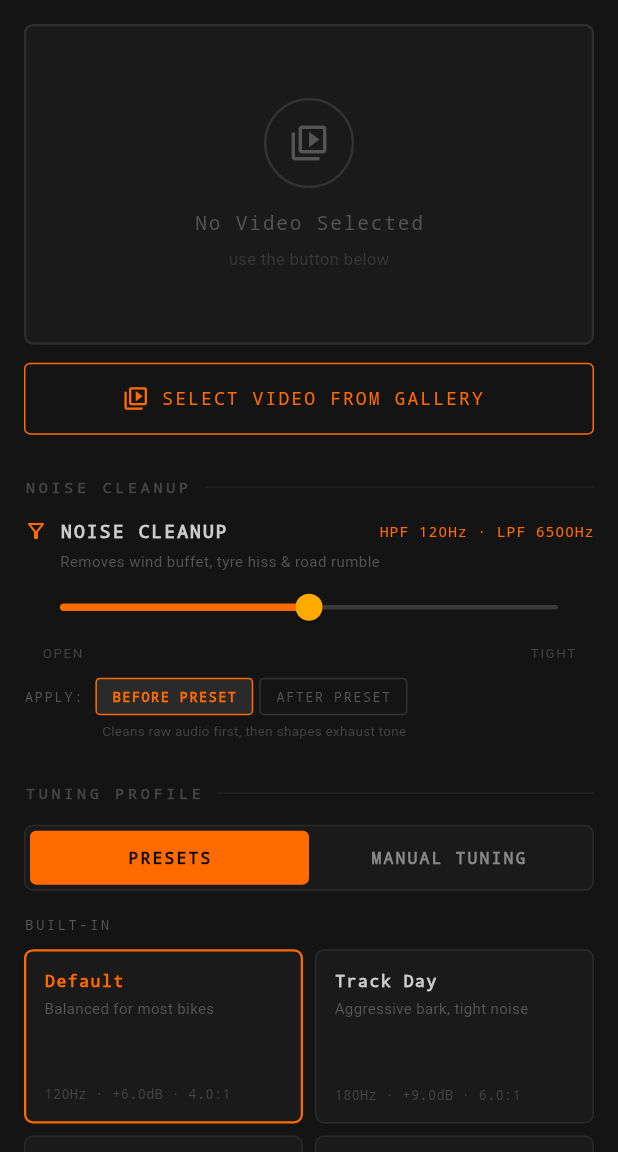
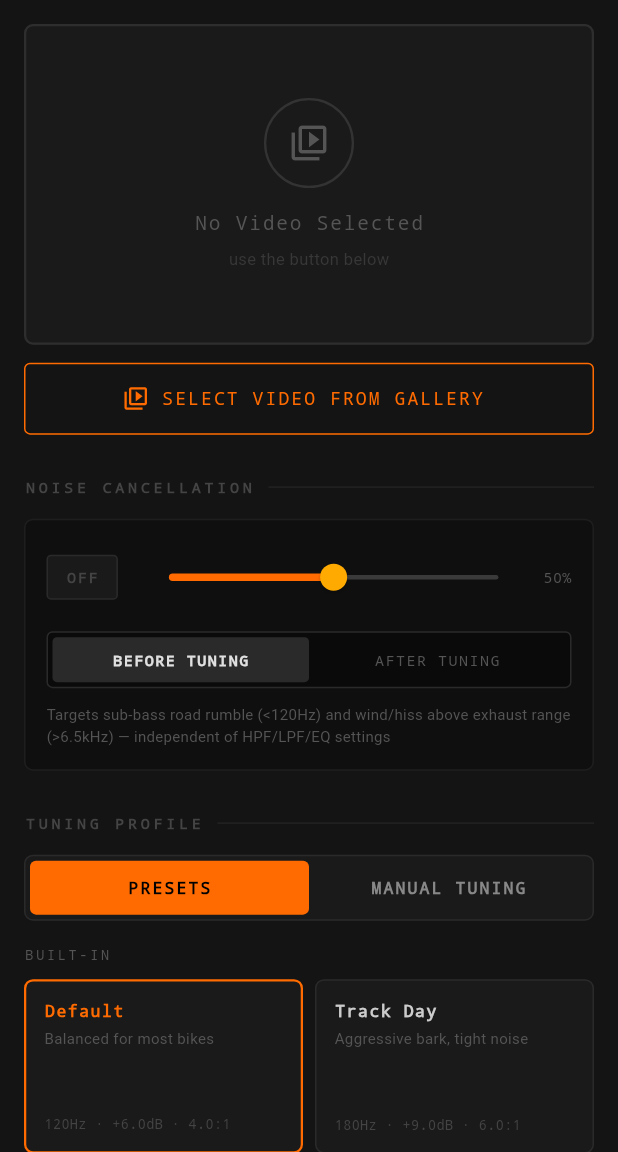
Before and after one commit to saffyk1/exhaust-sound-editor, a Flutter app: the screen it shows after launch, on a phone screen of 412 x 824 dp, the part 84-1236 px from its top. Run offline on Flutter 3.47's test engine with Material 3 defaults, Android fonts, the phone set to English and light mode, and no system bars; our stand-ins replace image_picker, permission_handler, shared_preferences, video_player; missing offline and left inert: ffmpeg_kit_flutter, ffmpeg_kit_flutter_new, gal.

Commit message:
another try

```diff
--- a/exhaust_studio/lib/main.dart
+++ b/exhaust_studio/lib/main.dart
@@ -191,7 +191,9 @@ class _HomeScreenState extends State<HomeScreen> with TickerProviderStateMixin {
   // TIGHT (1.0): HPF=180Hz, LPF=4000Hz — aggressive wind & hiss removal
   int get _noiseHpfHz => (60 + (_noiseCleanup * 120)).round();
   int get _noiseLpfHz => (9000 - (_noiseCleanup * 5000)).round();
-  // Signal chain position: true = noise cleanup BEFORE preset, false = AFTER
+  // ON/OFF bypass for noise cancellation
+  bool _noiseCancellationEnabled = true;
+  // Signal chain position: true = noise cancellation BEFORE tuning, false = AFTER
   bool _noiseBeforePreset = true;
 
   // ── Enhanced preview state (loaded after processing, before final save) ────
@@ -397,9 +399,14 @@ class _HomeScreenState extends State<HomeScreen> with TickerProviderStateMixin {
     final inputPath  = _videoFile!.path;
 
     final noiseFilter = 'highpass=f=$_noiseHpfHz, lowpass=f=$_noiseLpfHz';
-    final chainStr    = _noiseBeforePreset
+    final String chainStr;
+    if (_noiseCancellationEnabled) {
+      chainStr = _noiseBeforePreset
           ? '$noiseFilter, ${_params.filterChain}'
           : '${_params.filterChain}, $noiseFilter';
+    } else {
+      chainStr = _params.filterChain;
+    }
     final command = '-y -i "$inputPath" -c:v copy -af "$chainStr" "$tempOutput"';
 
     if (!mounted) return;
@@ -551,7 +558,7 @@ class _HomeScreenState extends State<HomeScreen> with TickerProviderStateMixin {
         child: Column(crossAxisAlignment: CrossAxisAlignment.start, children: [
           _buildVideoSection(),
           const SizedBox(height: 28),
-          _buildDividerLabel('NOISE CLEANUP'),
+          _buildDividerLabel('NOISE CANCELLATION'),
           const SizedBox(height: 14),
           _buildNoiseCleanupSection(),
           const SizedBox(height: 28),
@@ -572,81 +579,124 @@ class _HomeScreenState extends State<HomeScreen> with TickerProviderStateMixin {
     );
   }
 
-  // ── Noise cleanup section ─────────────────────────────────────────────────
+  // ── Noise cancellation section ────────────────────────────────────────────
   Widget _buildNoiseCleanupSection() {
-    return Column(crossAxisAlignment: CrossAxisAlignment.start, children: [
+    return Container(
+      padding: const EdgeInsets.all(14),
+      decoration: BoxDecoration(
+        color: const Color(0xFF0F0F0F),
+        border: Border.all(color: const Color(0xFF1E1E1E)),
+        borderRadius: BorderRadius.circular(6),
+      ),
+      child: Column(crossAxisAlignment: CrossAxisAlignment.start, children: [
+
+        // ── OFF toggle + slider ─────────────────────────────────────────────
         Row(children: [
-        const Icon(Icons.filter_alt_outlined, color: Color(0xFFFF6B00), size: 16),
-        const SizedBox(width: 8),
-        const Text('NOISE CLEANUP',
-            style: TextStyle(fontFamily: 'monospace', fontWeight: FontWeight.w700, fontSize: 12, letterSpacing: 1.4, color: Color(0xFFCCCCCC))),
-        const Spacer(),
-        Text('HPF ${_noiseHpfHz}Hz · LPF ${_noiseLpfHz}Hz',
-            style: const TextStyle(fontFamily: 'monospace', fontSize: 10, color: Color(0xFFFF6B00), letterSpacing: 0.5)),
-      ]),
-      const SizedBox(height: 4),
-      const Padding(
-        padding: EdgeInsets.only(left: 24),
-        child: Text('Removes wind buffet, tyre hiss & road rumble',
-            style: TextStyle(fontSize: 10, color: Color(0xFF555555), letterSpacing: 0.3)),
+          // OFF button
+          GestureDetector(
+            onTap: () => setState(() => _noiseCancellationEnabled = !_noiseCancellationEnabled),
+            child: AnimatedContainer(
+              duration: const Duration(milliseconds: 160),
+              padding: const EdgeInsets.symmetric(horizontal: 12, vertical: 7),
+              decoration: BoxDecoration(
+                color: _noiseCancellationEnabled ? const Color(0xFF1A1A1A) : const Color(0xFF333333),
+                border: Border.all(color: _noiseCancellationEnabled ? const Color(0xFF2A2A2A) : const Color(0xFF888888)),
+                borderRadius: BorderRadius.circular(3),
               ),
-      SliderTheme(
+              child: Text('OFF', style: TextStyle(
+                fontFamily: 'monospace', fontSize: 10, fontWeight: FontWeight.w700,
+                letterSpacing: 1.2,
+                color: _noiseCancellationEnabled ? const Color(0xFF444444) : const Color(0xFFCCCCCC),
+              )),
+            ),
+          ),
+          const SizedBox(width: 10),
+          // Slider
+          Expanded(
+            child: Opacity(
+              opacity: _noiseCancellationEnabled ? 1.0 : 0.3,
+              child: SliderTheme(
                 data: SliderTheme.of(context).copyWith(
                   trackHeight: 3,
                   thumbShape: const RoundSliderThumbShape(enabledThumbRadius: 9),
                 ),
                 child: Slider(
                   value: _noiseCleanup,
-          onChanged: (v) => setState(() => _noiseCleanup = v),
+                  onChanged: _noiseCancellationEnabled
+                      ? (v) => setState(() => _noiseCleanup = v)
+                      : null,
                 ),
               ),
-      Padding(
-        padding: const EdgeInsets.symmetric(horizontal: 12),
-        child: Row(mainAxisAlignment: MainAxisAlignment.spaceBetween, children: const [
-          Text('OPEN', style: TextStyle(fontSize: 9, color: Color(0xFF444444), letterSpacing: 1)),
-          Text('TIGHT', style: TextStyle(fontSize: 9, color: Color(0xFF444444), letterSpacing: 1)),
+            ),
+          ),
+          const SizedBox(width: 6),
+          Text('${(_noiseCleanup * 10).round() * 10}%',
+              style: const TextStyle(fontFamily: 'monospace', fontSize: 10, color: Color(0xFF555555))),
+        ]),
+
+        const SizedBox(height: 12),
+
+        // ── BEFORE TUNING / AFTER TUNING ────────────────────────────────────
+        Container(
+          padding: const EdgeInsets.all(3),
+          decoration: BoxDecoration(
+            color: const Color(0xFF0A0A0A),
+            border: Border.all(color: const Color(0xFF2A2A2A)),
+            borderRadius: BorderRadius.circular(4),
+          ),
+          child: Row(children: [
+            _chainOrderTab('BEFORE TUNING', isActive: _noiseBeforePreset,  onTap: () => setState(() => _noiseBeforePreset = true)),
+            _chainOrderTab('AFTER TUNING',  isActive: !_noiseBeforePreset, onTap: () => setState(() => _noiseBeforePreset = false)),
           ]),
         ),
+
         const SizedBox(height: 10),
-      // ── Signal chain position ───────────────────────────────────────────
-      Row(children: [
-        const Text('APPLY:', style: TextStyle(fontFamily: 'monospace', fontSize: 9, color: Color(0xFF555555), letterSpacing: 1.2)),
-        const SizedBox(width: 8),
-        _chainOrderTab('BEFORE PRESET', isActive: _noiseBeforePreset,  onTap: () => setState(() => _noiseBeforePreset = true)),
-        const SizedBox(width: 4),
-        _chainOrderTab('AFTER PRESET',  isActive: !_noiseBeforePreset, onTap: () => setState(() => _noiseBeforePreset = false)),
+
+        // ── Description ─────────────────────────────────────────────────────
+        Text(
+          _noiseCancellationEnabled
+              ? 'Targets sub-bass road rumble (<${_noiseHpfHz}Hz) and wind/hiss above exhaust range (>${_noiseLpfHz ~/ 1000}.${(_noiseLpfHz % 1000) ~/ 100}kHz) — independent of HPF/LPF/EQ settings'
+              : 'Noise cancellation bypassed — raw audio passes through unchanged',
+          style: const TextStyle(fontSize: 10, color: Color(0xFF555555), height: 1.5, letterSpacing: 0.2),
+        ),
       ]),
-      const SizedBox(height: 4),
-      Padding(
-        padding: const EdgeInsets.only(left: 52),
-        child: Text(
-          _noiseBeforePreset
-              ? 'Cleans raw audio first, then shapes exhaust tone'
-              : 'Shapes tone first, then removes any residual noise',
-          style: const TextStyle(fontSize: 9, color: Color(0xFF444444), letterSpacing: 0.2),
-        ),
-      ),
-    ]);
+    );
   }
 
   Widget _chainOrderTab(String label, {required bool isActive, required VoidCallback onTap}) {
-    return GestureDetector(
+    return Expanded(
+      child: GestureDetector(
         onTap: onTap,
         child: AnimatedContainer(
           duration: const Duration(milliseconds: 160),
-        padding: const EdgeInsets.symmetric(horizontal: 10, vertical: 5),
+          padding: const EdgeInsets.symmetric(vertical: 8),
           decoration: BoxDecoration(
             color: isActive ? const Color(0xFF2A2A2A) : Colors.transparent,
-          border: Border.all(color: isActive ? const Color(0xFFFF6B00) : const Color(0xFF333333)),
             borderRadius: BorderRadius.circular(3),
           ),
+          alignment: Alignment.center,
           child: Text(label, style: TextStyle(
-          fontFamily: 'monospace', fontSize: 9, letterSpacing: 1,
-          color: isActive ? const Color(0xFFFF6B00) : const Color(0xFF555555),
+            fontFamily: 'monospace', fontSize: 10, letterSpacing: 1,
+            color: isActive ? const Color(0xFFE0E0E0) : const Color(0xFF555555),
             fontWeight: isActive ? FontWeight.w700 : FontWeight.w400,
           )),
         ),
+      ),
     );
+  }
+
+  // ── Preview command getter ─────────────────────────────────────────────────
+  String get _previewCommand {
+    final noiseFilter = 'highpass=f=$_noiseHpfHz, lowpass=f=$_noiseLpfHz';
+    final String chain;
+    if (_noiseCancellationEnabled) {
+      chain = _noiseBeforePreset
+          ? '$noiseFilter, ${_params.filterChain}'
+          : '${_params.filterChain}, $noiseFilter';
+    } else {
+      chain = _params.filterChain;
+    }
+    return '-y -i input.mp4 -c:v copy -af "$chain" output.mp4';
   }
 
   // ── Mode switcher ─────────────────────────────────────────────────────────
@@ -911,6 +961,38 @@ class _HomeScreenState extends State<HomeScreen> with TickerProviderStateMixin {
         ),
       ),
 
+      // ── Audio hint (visible when enhanced is loaded) ─────────────────────
+      if (hasEnhanced) ...[
+        const SizedBox(height: 8),
+        Container(
+          width: double.infinity,
+          padding: const EdgeInsets.symmetric(horizontal: 12, vertical: 9),
+          decoration: BoxDecoration(
+            color: const Color(0xFF0F0F0F),
+            border: Border.all(color: const Color(0xFF1E1E1E)),
+            borderRadius: BorderRadius.circular(4),
+          ),
+          child: Row(children: [
+            const Icon(Icons.volume_up_rounded, size: 13, color: Color(0xFF666666)),
+            const SizedBox(width: 8),
+            Expanded(child: RichText(text: TextSpan(
+              style: const TextStyle(fontFamily: 'monospace', fontSize: 10, color: Color(0xFF666666), letterSpacing: 0.3),
+              children: _showingEnhanced
+                  ? [
+                      const TextSpan(text: 'Enhanced audio. Tap '),
+                      const TextSpan(text: '◀ ORIGINAL', style: TextStyle(color: Color(0xFFAAAAAA), fontWeight: FontWeight.w700)),
+                      const TextSpan(text: ' to compare.'),
+                    ]
+                  : [
+                      const TextSpan(text: 'Original audio. Tap '),
+                      const TextSpan(text: 'ENHANCED ▶', style: TextStyle(color: Color(0xFFFF6B00), fontWeight: FontWeight.w700)),
+                      const TextSpan(text: ' to compare.'),
+                    ],
+            ))),
+          ]),
+        ),
+      ],
+
       if (!hasVideo) ...[
         const SizedBox(height: 12),
         OutlinedButton.icon(
@@ -1048,7 +1130,7 @@ class _HomeScreenState extends State<HomeScreen> with TickerProviderStateMixin {
       ('VOL',  '${_params.volDb >= 0 ? '+' : ''}${_params.volDb.toStringAsFixed(1)}dB', 'Output level trim'),
       ('LIM',  '${_params.limDb.toStringAsFixed(1)}dBFS ceiling', 'Hard limiter — zero clip'),
     ];
-    return Column(children: stages.asMap().entries.map((entry) {
+    final stageWidgets = stages.asMap().entries.map<Widget>((entry) {
       final i = entry.key; final s = entry.value;
       return Row(crossAxisAlignment: CrossAxisAlignment.start, children: [
         SizedBox(width: 44, child: Column(children: [
@@ -1064,7 +1146,28 @@ class _HomeScreenState extends State<HomeScreen> with TickerProviderStateMixin {
           Text(s.$3, style: const TextStyle(fontSize: 11, color: Color(0xFF555555), height: 1.3)),
         ]))),
       ]);
-    }).toList());
+    }).toList();
+
+    return Column(children: [
+      ...stageWidgets,
+      // ── FFmpeg command preview ───────────────────────────────────────────
+      Container(
+        width: double.infinity,
+        padding: const EdgeInsets.all(12),
+        decoration: BoxDecoration(
+          color: const Color(0xFF080808),
+          border: Border.all(color: const Color(0xFF1E1E1E)),
+          borderRadius: BorderRadius.circular(4),
+        ),
+        child: Text(
+          _previewCommand,
+          style: const TextStyle(
+            fontFamily: 'monospace', fontSize: 9,
+            color: Color(0xFF555555), letterSpacing: 0.4, height: 1.5,
+          ),
+        ),
+      ),
+    ]);
   }
 
   // ── Enhance button ────────────────────────────────────────────────────────
```
Lines whose indentation alone changed are shown as unchanged.
